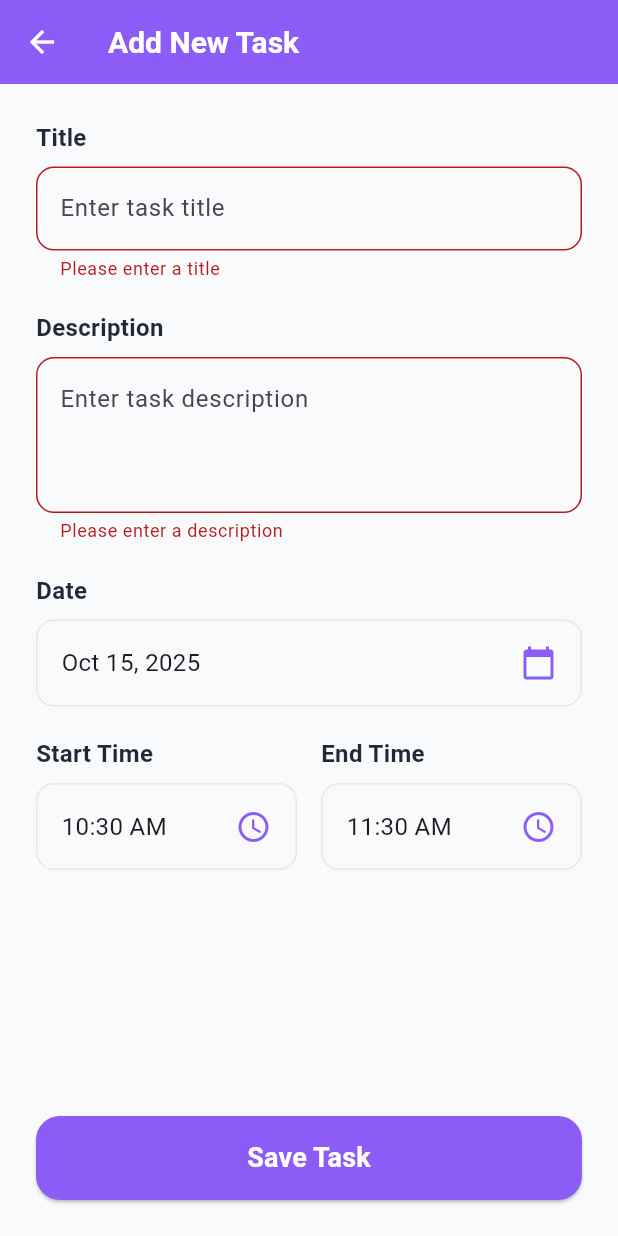
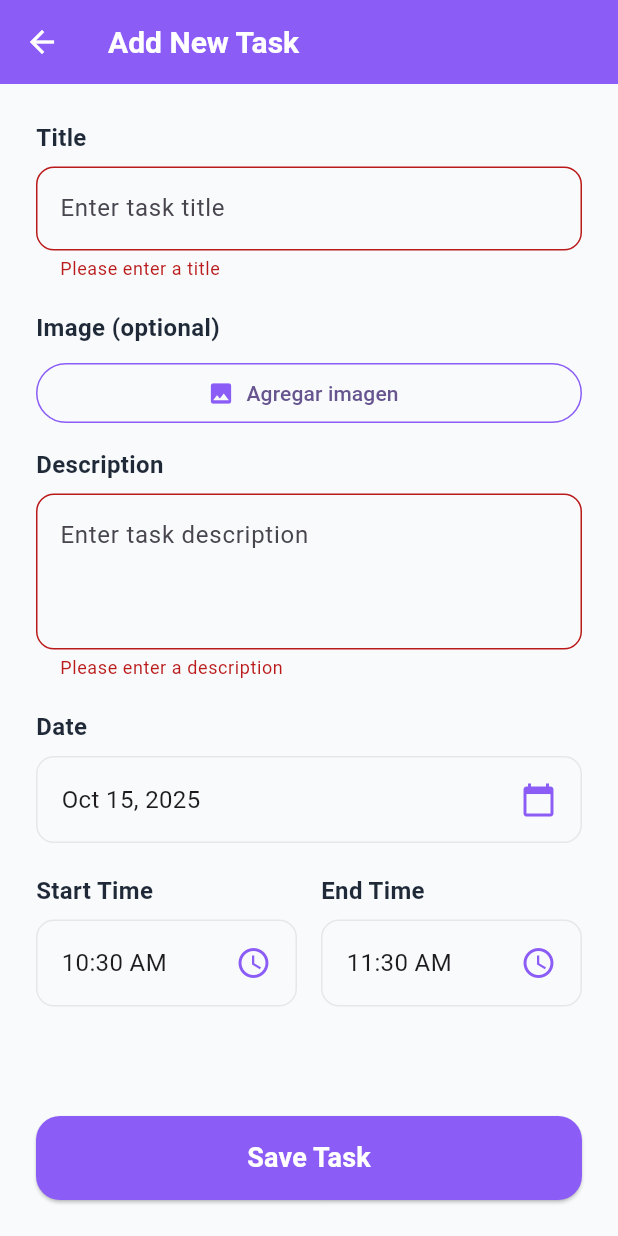
Before and after one commit to jonmid/todo_flutter, a Flutter app: the AddTaskPage screen opened directly, after a tap on "Save Task", on a phone screen of 412 x 824 dp. Run offline on Flutter 3.47's test engine with Material 3 defaults, Android fonts, the phone set to English and light mode, and no system bars; our stand-ins replace flutter_dotenv, get, image_picker, supabase_flutter; accounts and stored records are empty; Roboto replaces fonts that are missing (SF Pro Display).

```diff
--- a/lib/data/models/task_model.dart
+++ b/lib/data/models/task_model.dart
@@ -9,6 +9,7 @@ class TaskModel extends TaskEntity {
     required super.startTime,
     required super.endTime,
     required super.isCompleted,
+    super.imageUrl,
   });
 
   factory TaskModel.fromJson(Map<String, dynamic> json) {
@@ -20,6 +21,7 @@ class TaskModel extends TaskEntity {
       startTime: DateTime.parse(json['start_time'] as String),
       endTime: DateTime.parse(json['end_time'] as String),
       isCompleted: json['is_completed'] as bool,
+      imageUrl: json['image_url'] as String?,
     );
   }
 
@@ -32,6 +34,7 @@ class TaskModel extends TaskEntity {
       'start_time': startTime.toIso8601String(),
       'end_time': endTime.toIso8601String(),
       'is_completed': isCompleted,
+      if (imageUrl != null) 'image_url': imageUrl,
     };
   }
 
@@ -44,6 +47,7 @@ class TaskModel extends TaskEntity {
       'start_time': startTime.toIso8601String(),
       'end_time': endTime.toIso8601String(),
       'is_completed': isCompleted,
+      if (imageUrl != null) 'image_url': imageUrl,
     };
   }
 
@@ -57,6 +61,7 @@ class TaskModel extends TaskEntity {
       startTime: startTime,
       endTime: endTime,
       isCompleted: isCompleted,
+      imageUrl: imageUrl,
     );
   }
 
@@ -69,6 +74,7 @@ class TaskModel extends TaskEntity {
       startTime: entity.startTime,
       endTime: entity.endTime,
       isCompleted: entity.isCompleted,
+      imageUrl: entity.imageUrl,
     );
   }
 
@@ -80,6 +86,7 @@ class TaskModel extends TaskEntity {
     DateTime? startTime,
     DateTime? endTime,
     bool? isCompleted,
+    String? imageUrl,
   }) {
     return TaskModel(
       id: id ?? this.id,
@@ -89,6 +96,7 @@ class TaskModel extends TaskEntity {
       startTime: startTime ?? this.startTime,
       endTime: endTime ?? this.endTime,
       isCompleted: isCompleted ?? this.isCompleted,
+      imageUrl: imageUrl ?? this.imageUrl,
     );
   }
 }
--- a/lib/domain/entities/task_entity.dart
+++ b/lib/domain/entities/task_entity.dart
@@ -6,6 +6,7 @@ class TaskEntity {
   final DateTime startTime;
   final DateTime endTime;
   final bool isCompleted;
+  final String? imageUrl;
 
   const TaskEntity({
     required this.id,
@@ -15,6 +16,7 @@ class TaskEntity {
     required this.startTime,
     required this.endTime,
     required this.isCompleted,
+    this.imageUrl,
   });
 
   TaskEntity copyWith({
@@ -25,6 +27,7 @@ class TaskEntity {
     DateTime? startTime,
     DateTime? endTime,
     bool? isCompleted,
+    String? imageUrl,
   }) {
     return TaskEntity(
       id: id ?? this.id,
@@ -34,6 +37,7 @@ class TaskEntity {
       startTime: startTime ?? this.startTime,
       endTime: endTime ?? this.endTime,
       isCompleted: isCompleted ?? this.isCompleted,
+      imageUrl: imageUrl ?? this.imageUrl,
     );
   }
 
@@ -47,7 +51,8 @@ class TaskEntity {
         other.date == date &&
         other.startTime == startTime &&
         other.endTime == endTime &&
-        other.isCompleted == isCompleted;
+        other.isCompleted == isCompleted &&
+        other.imageUrl == imageUrl;
   }
 
   @override
@@ -58,6 +63,7 @@ class TaskEntity {
         date.hashCode ^
         startTime.hashCode ^
         endTime.hashCode ^
-        isCompleted.hashCode;
+        isCompleted.hashCode ^
+        imageUrl.hashCode;
   }
 }
--- a/lib/presentation/pages/add_task_page.dart
+++ b/lib/presentation/pages/add_task_page.dart
@@ -1,9 +1,13 @@
+import 'dart:typed_data';
 import 'package:flutter/material.dart';
 import 'package:get/get.dart';
 import 'package:intl/intl.dart';
+import 'package:image_picker/image_picker.dart';
 import '../../core/constants/app_colors.dart';
 import '../../domain/entities/task_entity.dart';
 import '../controllers/task_controller.dart';
+import '../../core/config/supabase_config.dart';
+import '../../data/services/storage_service.dart';
 
 class AddTaskPage extends StatefulWidget {
   const AddTaskPage({super.key});
@@ -16,6 +20,12 @@ class _AddTaskPageState extends State<AddTaskPage> {
   final _formKey = GlobalKey<FormState>();
   final _titleController = TextEditingController();
   final _descriptionController = TextEditingController();
+
+  final _picker = ImagePicker();
+  Uint8List? _imageBytes;
+  String? _imageFilename;
+  String? _imageMimeType;
+  bool _isUploadingImage = false;
 
   DateTime _selectedDate = DateTime.now();
   TimeOfDay _startTime = TimeOfDay.now();
@@ -91,6 +101,44 @@ class _AddTaskPageState extends State<AddTaskPage> {
               ),
 
               const SizedBox(height: 20),
+
+              // Image picker
+              const Text(
+                'Image (optional)',
+                style: TextStyle(
+                  fontSize: 16,
+                  fontWeight: FontWeight.w600,
+                  color: AppColors.primaryText,
+                ),
+              ),
+              const SizedBox(height: 8),
+              Row(
+                children: [
+                  Expanded(
+                    child: OutlinedButton.icon(
+                      onPressed: _pickImage,
+                      icon: const Icon(
+                        Icons.image,
+                        color: AppColors.primaryPurple,
+                      ),
+                      label: const Text('Agregar imagen'),
+                      style: OutlinedButton.styleFrom(
+                        side: const BorderSide(color: AppColors.primaryPurple),
+                      ),
+                    ),
+                  ),
+                ],
+              ),
+              const SizedBox(height: 12),
+              if (_imageBytes != null)
+                ClipRRect(
+                  borderRadius: BorderRadius.circular(12),
+                  child: Image.memory(
+                    _imageBytes!,
+                    height: 160,
+                    fit: BoxFit.cover,
+                  ),
+                ),
 
               // Description field
               const Text(
@@ -256,14 +304,23 @@ class _AddTaskPageState extends State<AddTaskPage> {
                 width: double.infinity,
                 height: 56,
                 child: ElevatedButton(
-                  onPressed: _saveTask,
+                  onPressed: _isUploadingImage ? null : _saveTask,
                   style: ElevatedButton.styleFrom(
                     backgroundColor: AppColors.primaryPurple,
                     shape: RoundedRectangleBorder(
                       borderRadius: BorderRadius.circular(16),
                     ),
                   ),
-                  child: const Text(
+                  child: _isUploadingImage
+                      ? const SizedBox(
+                          width: 20,
+                          height: 20,
+                          child: CircularProgressIndicator(
+                            strokeWidth: 2,
+                            color: Colors.white,
+                          ),
+                        )
+                      : const Text(
                           'Save Task',
                           style: TextStyle(
                             fontSize: 18,
@@ -335,7 +392,7 @@ class _AddTaskPageState extends State<AddTaskPage> {
     }
   }
 
-  void _saveTask() {
+  void _saveTask() async {
     if (_formKey.currentState!.validate()) {
       final controller = Get.find<TaskController>();
 
@@ -355,6 +412,38 @@ class _AddTaskPageState extends State<AddTaskPage> {
         _endTime.minute,
       );
 
+      String? imageUrl;
+      // Upload image if present
+      if (_imageBytes != null) {
+        final uid = SupabaseConfig.client.auth.currentUser?.id;
+        if (uid == null) {
+          // No active session; abort save when image is intended
+          Get.snackbar(
+            'Imagen',
+            'No hay sesión activa. Inicia sesión para subir imagen.',
+          );
+          return;
+        } else {
+          setState(() => _isUploadingImage = true);
+          try {
+            final storage = StorageService();
+            imageUrl = await storage.uploadTaskImage(
+              bytes: _imageBytes!,
+              userId: uid,
+              filename: _imageFilename,
+              contentType: _imageMimeType,
+            );
+          } catch (e) {
+            // Abort saving task if image upload fails
+            Get.snackbar('Imagen', 'No se pudo subir la imagen: $e');
+            setState(() => _isUploadingImage = false);
+            return;
+          } finally {
+            setState(() => _isUploadingImage = false);
+          }
+        }
+      }
+
       final task = TaskEntity(
         id: DateTime.now().millisecondsSinceEpoch.toString(),
         title: _titleController.text,
@@ -363,10 +452,34 @@ class _AddTaskPageState extends State<AddTaskPage> {
         startTime: startDateTime,
         endTime: endDateTime,
         isCompleted: false,
+        imageUrl: imageUrl,
       );
 
       controller.addTask(task);
       Get.back();
     }
   }
+
+  Future<void> _pickImage() async {
+    try {
+      final XFile? picked = await _picker.pickImage(
+        source: ImageSource.gallery,
+        maxWidth: 1280,
+        imageQuality: 85,
+      );
+      if (picked != null) {
+        final bytes = await picked.readAsBytes();
+        setState(() {
+          _imageBytes = bytes;
+          // cross_file exposes name on some platforms; fallback to timestamp
+          _imageFilename = picked.name.isNotEmpty
+              ? picked.name
+              : 'image-${DateTime.now().millisecondsSinceEpoch}.jpg';
+          _imageMimeType = picked.mimeType ?? 'image/jpeg';
+        });
       }
+    } catch (e) {
+      Get.snackbar('Imagen', 'No se pudo seleccionar la imagen: $e');
+    }
+  }
+}
--- a/pubspec.yaml
+++ b/pubspec.yaml
@@ -46,6 +46,9 @@ dependencies:
 
   # Environment variables
   flutter_dotenv: ^5.1.0
+
+  # Image picker for selecting images
+  image_picker: ^1.0.7
 
 dev_dependencies:
   flutter_test:
```
Also changed, not shown: lib/data/services/storage_service.dart (added, +49 -0 lines), lib/presentation/widgets/task_card.dart (+38 -0 lines), pubspec.lock, 6 other files. Lines whose indentation alone changed are shown as unchanged.
